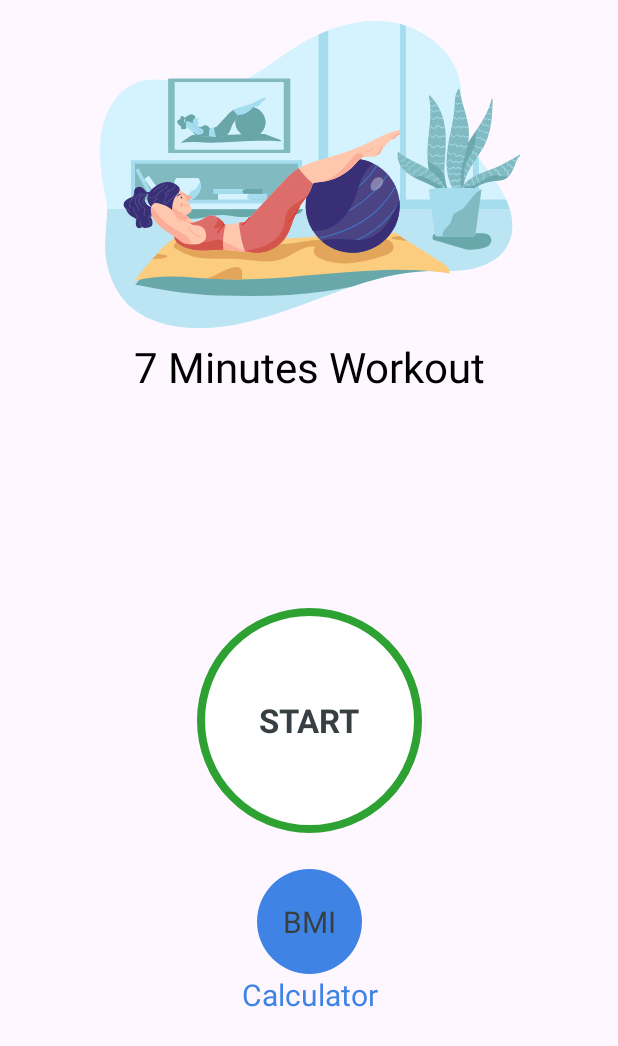
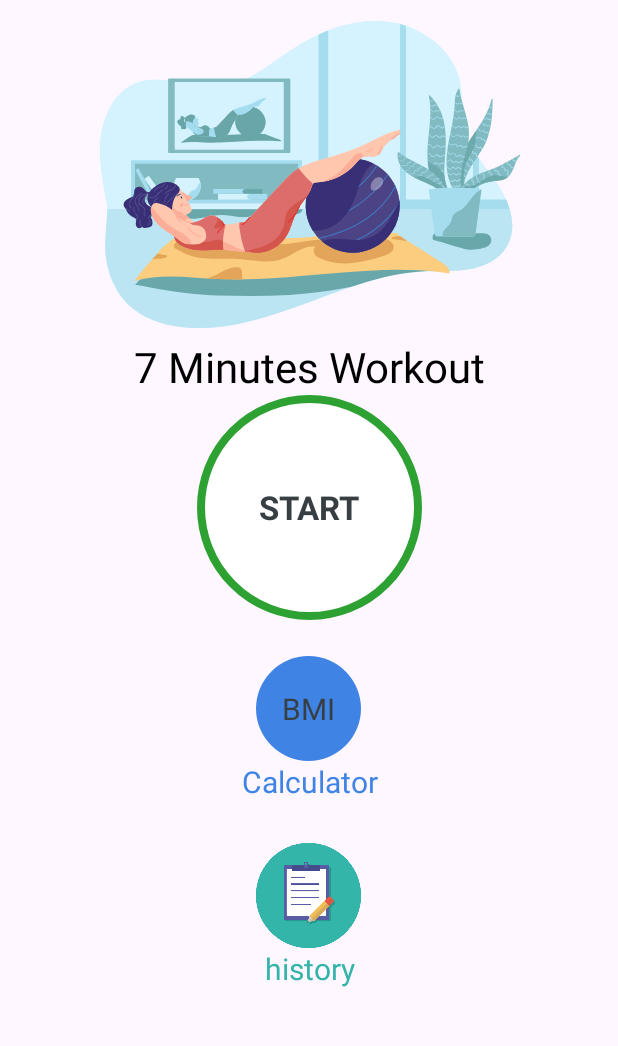
Before and after one commit to droidakshat/7MinuteWorkout, an Android app: the screen it shows after launch (MainActivity), on a phone screen of 412 x 824 dp. Shown: the top 1046 px of the screen. Run offline under Robolectric (Android 15) with nearby library versions, the phone set to English and light mode, and no system bars.

Commit message:
history add

```diff
--- a/app/src/main/AndroidManifest.xml
+++ b/app/src/main/AndroidManifest.xml
@@ -19,6 +19,9 @@
         android:theme="@style/Theme.7MinutesWorkout"
         tools:targetApi="31">
         <activity
+            android:name=".HistoryActivity"
+            android:exported="false" />
+        <activity
             android:name=".BMIActivity"
             android:exported="false" />
         <activity
--- a/app/src/main/res/layout/activity_main.xml
+++ b/app/src/main/res/layout/activity_main.xml
@@ -36,12 +36,11 @@
         android:id="@+id/flstart"
         android:layout_width="150dp"
         android:layout_height="150dp"
-        app:layout_constraintVertical_chainStyle="packed"
         android:background="@drawable/ripple_effect_start_button"
         app:layout_constraintEnd_toEndOf="parent"
         app:layout_constraintStart_toStartOf="parent"
         app:layout_constraintTop_toBottomOf="@+id/tv7minutes"
-        app:layout_constraintBottom_toTopOf="@id/flBmi">
+        app:layout_constraintBottom_toTopOf="@id/llbmiandhistory">
 
         <TextView
             android:layout_width="wrap_content"
@@ -53,16 +52,34 @@
             android:textStyle="bold"
             />
     </FrameLayout>
+    <LinearLayout
+        android:id="@+id/llbmiandhistory"
+        android:layout_width="match_parent"
+        android:layout_height="wrap_content"
+        android:orientation="vertical"
+        android:layout_margin="0dp"
+
+        app:layout_constraintTop_toBottomOf="@+id/flstart">
+<LinearLayout
+    android:id="@+id/llBmi"
+    android:layout_width="match_parent"
+    android:layout_height="wrap_content"
+    android:orientation="vertical"
+    android:layout_margin="0dp"
+    app:layout_constraintTop_toBottomOf="@id/flstart"
+    app:layout_constraintBottom_toBottomOf="parent"
+    >
 
     <FrameLayout
         android:id="@+id/flBmi"
         android:layout_width="70dp"
         android:layout_height="70dp"
+        android:layout_gravity="center"
+        android:layout_marginTop="24dp"
         android:background="@drawable/item_circular_color_accent_background"
         app:layout_constraintBottom_toTopOf="@id/tv_calculator"
         app:layout_constraintEnd_toEndOf="parent"
         app:layout_constraintStart_toStartOf="parent"
-        android:layout_marginTop="24dp"
         app:layout_constraintTop_toBottomOf="@id/flstart">
 
         <TextView
@@ -85,8 +102,58 @@
         android:text="Calculator"
         android:textColor="@color/dbrown"
         android:textSize="20dp"
-        app:layout_constraintBottom_toBottomOf="parent"
+
         app:layout_constraintEnd_toEndOf="parent"
         app:layout_constraintStart_toStartOf="parent"
         app:layout_constraintTop_toBottomOf="@id/flBmi" />
+
+
+</LinearLayout>
+        <LinearLayout
+            android:id="@+id/llhistory"
+            android:layout_width="match_parent"
+            android:layout_height="wrap_content"
+            android:orientation="vertical"
+            android:layout_margin="3dp"
+            app:layout_constraintTop_toBottomOf="@id/flstart"
+            app:layout_constraintBottom_toBottomOf="parent"
+            >
+            <FrameLayout
+                android:id="@+id/flhistory"
+                android:layout_width="70dp"
+                android:layout_height="70dp"
+                android:layout_gravity="center"
+                android:layout_marginTop="24dp"
+                android:background="@drawable/item_circular_color_accent_background"
+                app:layout_constraintBottom_toTopOf="@id/tv_calculator"
+                app:layout_constraintEnd_toEndOf="@id/flBmi"
+
+               >
+
+                <ImageView
+                    android:layout_width="wrap_content"
+                    android:layout_height="wrap_content"
+                    android:layout_gravity="center"
+                    android:src="@drawable/notes"
+                    android:textColor="#373F42"
+                    android:textSize="20sp"
+                    android:textStyle="normal" />
+
+
+            </FrameLayout>
+
+            <TextView
+                android:id="@+id/tv_history"
+                android:layout_width="match_parent"
+                android:layout_height="wrap_content"
+                android:gravity="center"
+                android:text="history"
+                android:textColor="#33B4A9"
+                android:textSize="20dp"
+
+                app:layout_constraintEnd_toEndOf="parent"
+                app:layout_constraintStart_toStartOf="parent"
+                app:layout_constraintTop_toBottomOf="@id/flhistory" />
+        </LinearLayout>
+    </LinearLayout>
 </androidx.constraintlayout.widget.ConstraintLayout>
```
Also changed, not shown: app/src/main/java/com/example/a7minutesworkout/HistoryActivity.kt (added, +26 -0 lines), app/src/main/res/layout/activity_history.xml (added, +15 -0 lines), app/src/main/res/drawable/notes.png (added).
